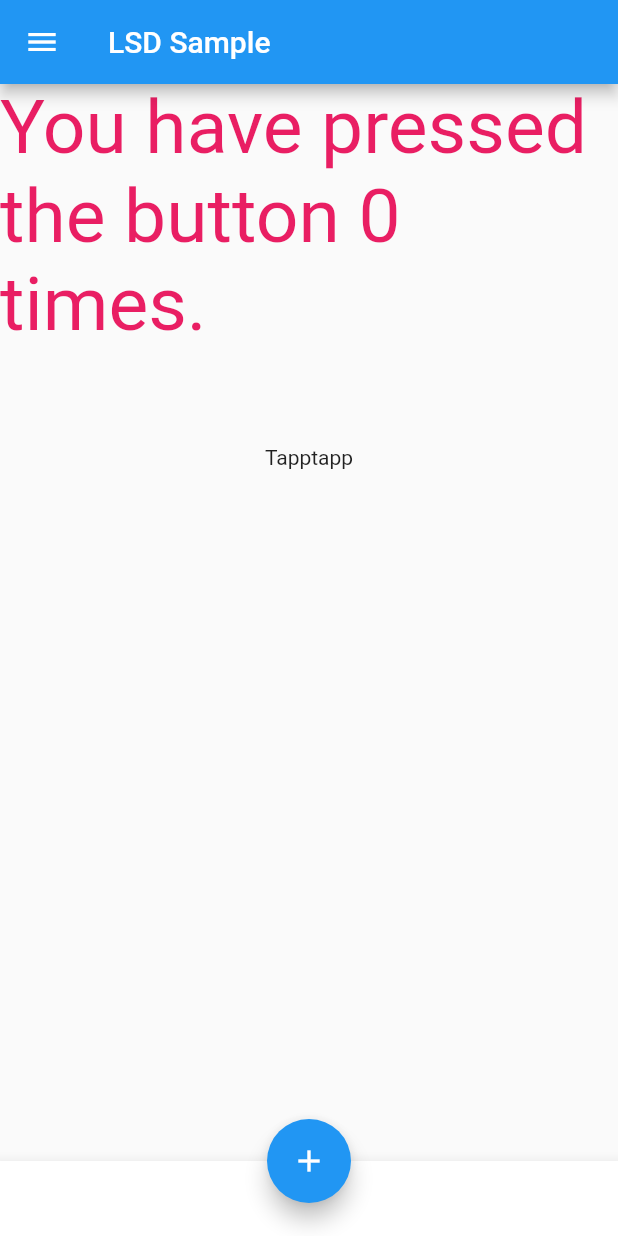
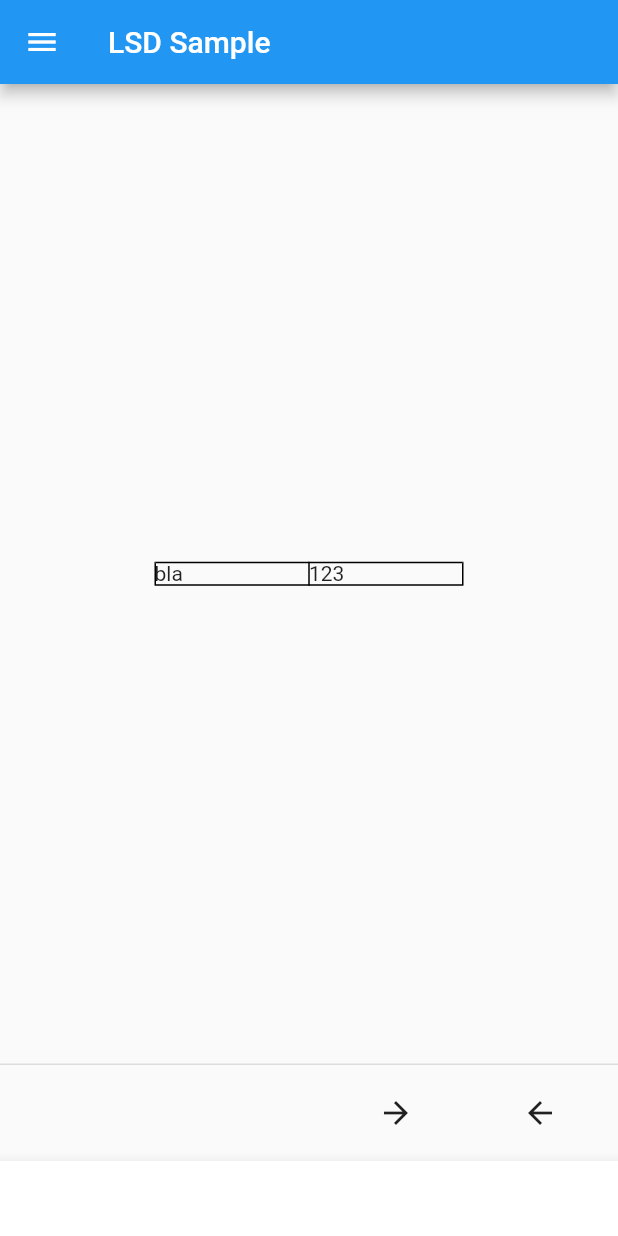
Before and after one commit to wiesesamuel/flutter_lightstorm, a Flutter app: the screen it shows after launch, on a phone screen of 412 x 824 dp. Run offline on Flutter 3.47's test engine with Material 2 defaults, Android fonts, the phone set to English and light mode, and no system bars.

Commit message:
add table. work on pin button

```diff
--- a/lib/entity/pin.dart
+++ b/lib/entity/pin.dart
@@ -1,7 +1,9 @@
 import './entity.dart';
+import 'package:lsd/Controller/Controller.dart';
 import 'package:lsd/Controller/controllerType.dart';
 
 class Pin extends Entity {
+  static final Controller controller = new Controller();
   static const int _MAX_FREQUENCY = 300;
   static const int _MAX_BRIGHTNESS = 100;
 
@@ -30,4 +32,8 @@ class Pin extends Entity {
     else
       this.brightness = brightness;
   }
+
+  void update() {
+    controller.update(this);
+  }
 }
--- a/lib/view/statefullview.dart
+++ b/lib/view/statefullview.dart
@@ -1,5 +1,5 @@
 import 'package:flutter/material.dart';
-
+import 'dart:math';
 class MyStatefulWidget extends StatefulWidget {
   MyStatefulWidget({Key key}) : super(key: key);
 
@@ -8,7 +8,7 @@ class MyStatefulWidget extends StatefulWidget {
 }
 
 class _MyApplication extends State<MyStatefulWidget> {
-  int _count = 0;
+  Icon _IconAF = Icon(Icons.arrow_forward);
 
   Widget build(BuildContext context) {
     return Scaffold(
@@ -49,26 +49,18 @@ class _MyApplication extends State<MyStatefulWidget> {
           onTap: () => print("touched it"),
 
           // table
-          child: Column(
-            // components
-            children: <Widget>[
+          child: Table(
+            border: TableBorder.all(color: Colors.black),
+            defaultVerticalAlignment: TableCellVerticalAlignment.top,
+            defaultColumnWidth: FractionColumnWidth(0.25),
 
-              Text(
-                'You have pressed the button $_count times.',
-                style: new TextStyle(color: Colors.pink, fontSize: 50),
-              ),
 
-              ButtonBar(
-                children: <Widget>[
-                  FlatButton(
-                    onPressed: () => Colors.cyan,
-                  )
-                ],
-              ),
-
-              Text("Tapptapp"),
+            children: [
+              TableRow(children: [
+                Text("bla"), Text("123"),
+              ]),
             ],
-          ),
+          )
         )
       ),
 
@@ -78,17 +70,39 @@ class _MyApplication extends State<MyStatefulWidget> {
           height: 50.0,
         ),
       ),
+      persistentFooterButtons: <Widget>[
+        FlatButton(
+          onPressed: () => setState(() {
+            Transform.rotate(
+              angle: pi / 4,
+              child: _IconAF,
+            );
+            print("bitch0");
+          }),
+          child: _IconAF,
 
+        ),
+        FlatButton(
+          onPressed: () => setState(() {
+            print("bitch1");
+          }),
+          child: Icon(Icons.arrow_back),
+
+        )
+      ]
+
+/*
       // button located at bottom
       floatingActionButton: FloatingActionButton(
         onPressed: () => setState(() {
-          _count++;
+          print("bitch");
         }),
         tooltip: 'Increment Counter',
-        child: Icon(Icons.add),
+        child: Icon(Icons.arrow_forward),
       ),
       // set location
-      floatingActionButtonLocation: FloatingActionButtonLocation.centerDocked,
+      floatingActionButtonLocation: FloatingActionButtonLocation.endDocked,
+      */
     );
   }
 }
```
Also changed, not shown: lib/Controller/Controller.dart (added, +9 -0 lines), lib/Controller/PinManager.dart (deleted, +0 -9 lines), lib/buttonType/button.dart (added, +12 -0 lines), lib/buttonType/buttonType.dart (line endings or trailing spaces).
